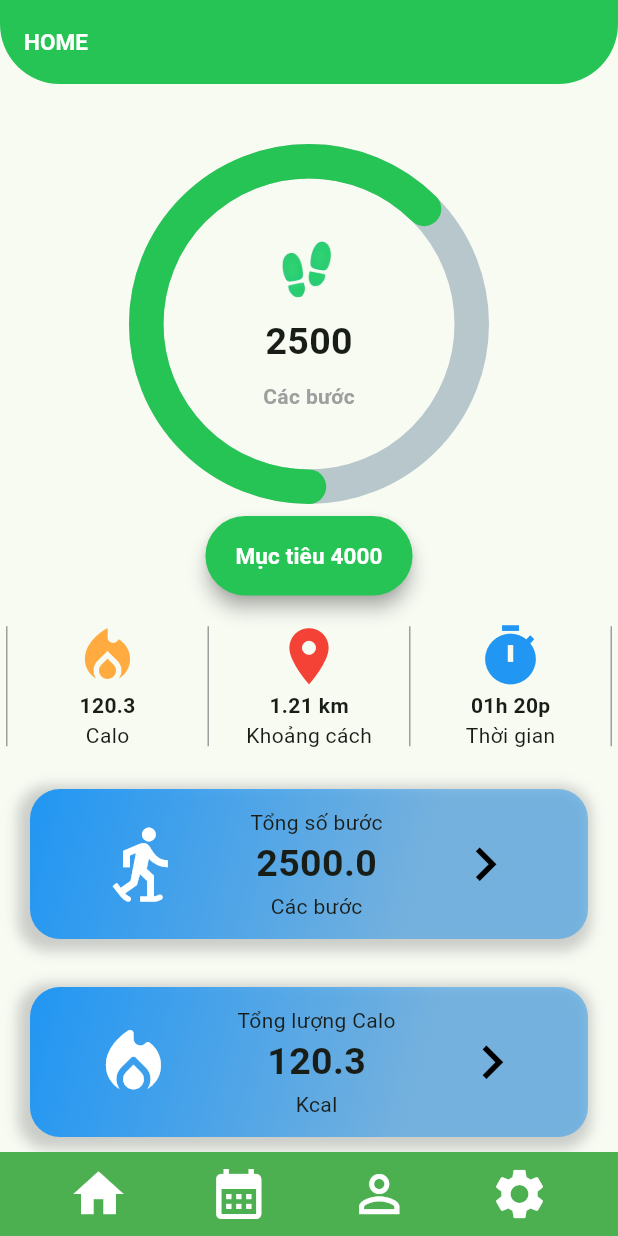
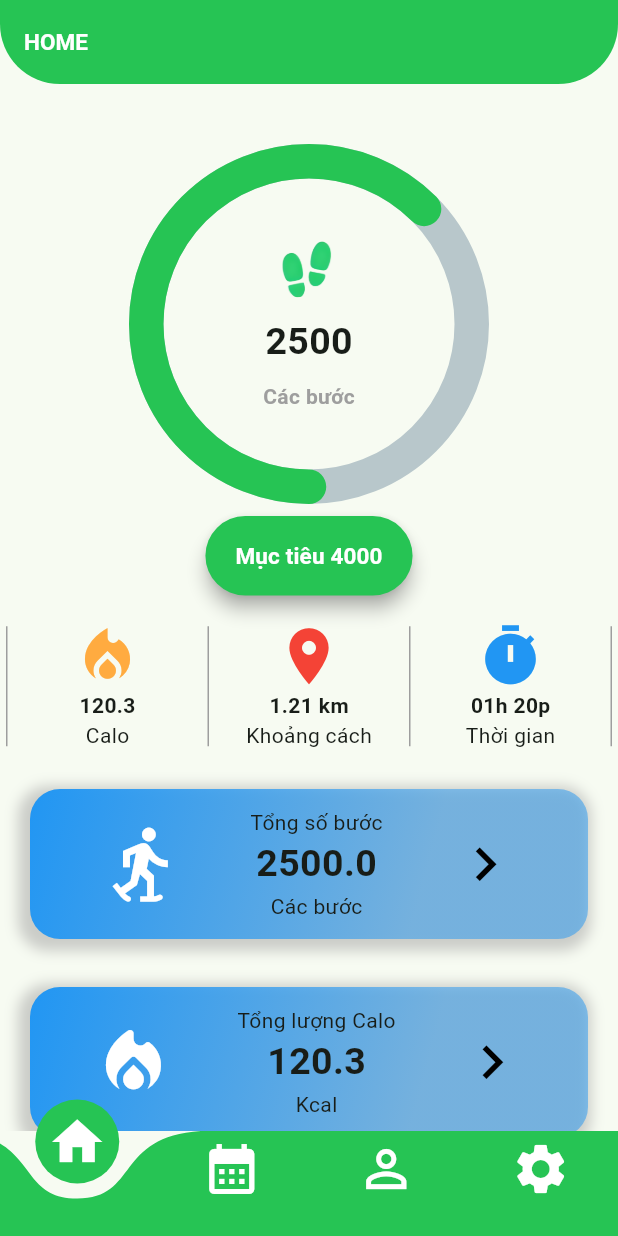
Before and after one commit to Huakhanhdoan/fitness-fe, a Flutter app: the screen it shows after launch, on a phone screen of 412 x 824 dp. Run offline on Flutter 3.47's test engine with Material 3 defaults, Android fonts, the phone set to English and light mode, and no system bars; drawn by our look-alikes of curved_labeled_navigation_bar, percent_indicator.

Commit message:
update menu

```diff
--- a/lib/components/menu.dart
+++ b/lib/components/menu.dart
@@ -1,3 +1,6 @@
+import 'package:curved_labeled_navigation_bar/curved_navigation_bar.dart';
+import 'package:curved_labeled_navigation_bar/curved_navigation_bar_item.dart';
+import 'package:fitness/untils/color.dart';
 import 'package:flutter/material.dart';
 
 
@@ -12,18 +15,22 @@ class _MenuState extends State<Menu> {
 
   @override
   Widget build(BuildContext context) {
-    return Container(
-      color: Colors.green,
-      child: Row(
-
-        mainAxisAlignment: MainAxisAlignment.spaceEvenly,
-        children: [
-          IconButton(onPressed: () {}, icon: const Icon(Icons.home, color: Colors.white, size: 40,)),
-          IconButton(onPressed: () {}, icon: const Icon(Icons.calendar_month, color: Colors.white, size: 40,)),
-          IconButton(onPressed: () {}, icon: const Icon(Icons.perm_identity, color: Colors.white, size: 40,)),
-          IconButton(onPressed: () {}, icon: const Icon(Icons.settings, color: Colors.white, size: 40,)),
-        ],
-      ),
+    return CurvedNavigationBar(
+      color: AppColors.colorTheme,
+      backgroundColor: Colors.transparent,
+      items: const [
+        CurvedNavigationBarItem(
+          child: Icon(Icons.home, color: Colors.white, size: 40,),),
+        CurvedNavigationBarItem(
+          child: Icon(Icons.calendar_month, color: Colors.white, size: 40,),),
+        CurvedNavigationBarItem(
+          child: Icon(Icons.perm_identity, color: Colors.white, size: 40,),),
+        CurvedNavigationBarItem(
+          child: Icon(Icons.settings, color: Colors.white, size: 40,),),
+      ],
+      onTap: (index) {
+        print(index);
+      },
     );
 
 
--- a/lib/home/homePage.dart
+++ b/lib/home/homePage.dart
@@ -1,5 +1,4 @@
 import 'package:fitness/untils/color.dart';
-import 'package:flutter/cupertino.dart';
 import 'package:flutter/material.dart';
 import 'package:percent_indicator/circular_percent_indicator.dart';
 
--- a/pubspec.yaml
+++ b/pubspec.yaml
@@ -36,6 +36,7 @@ dependencies:
   # Use with the CupertinoIcons class for iOS style icons.
   cupertino_icons: ^1.0.6
   percent_indicator: ^4.2.3
+  curved_labeled_navigation_bar: ^2.0.2
 
 dev_dependencies:
   flutter_test:
```
Also changed, not shown: pubspec.lock.
